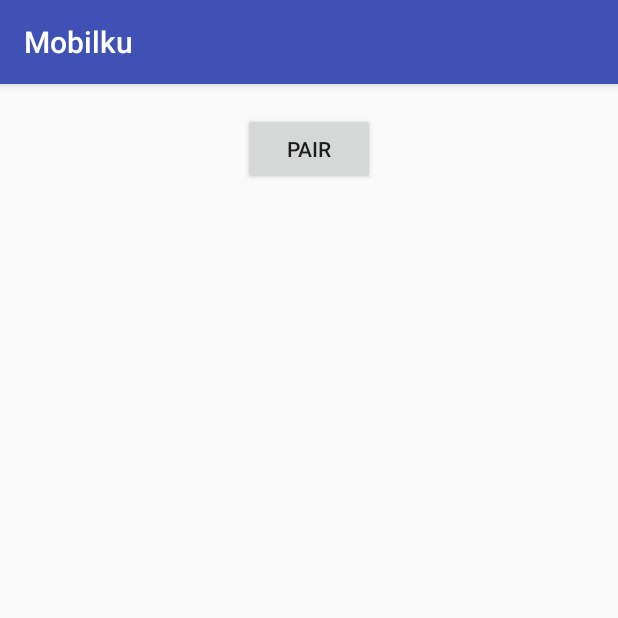
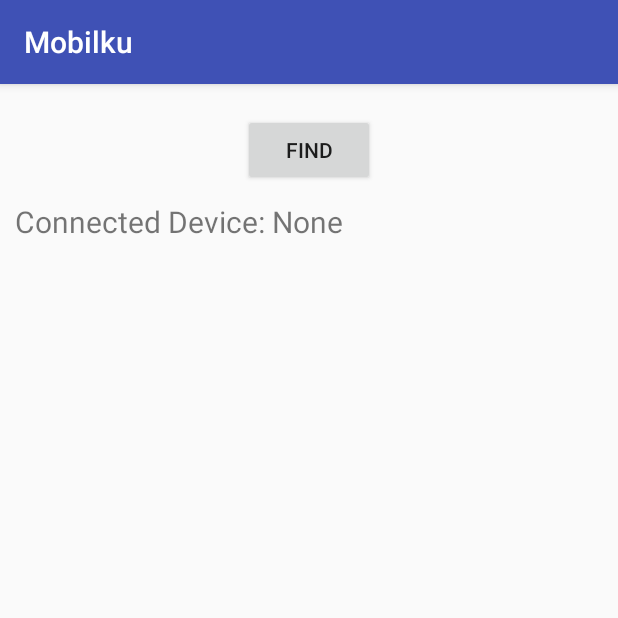
Before and after one commit to bellaarnindya/Mobile---Mobil-Sensor, an Android app: the screen it shows after launch (MainActivity), on a phone screen of 412 x 824 dp, the top half of it. Run offline under Robolectric (Android 15) with nearby library versions, the phone set to English and light mode, and no system bars.

Commit message:
edit act result, show connected bt

```diff
--- a/app/src/main/java/com/example/sabila/mobilantimaling/BluetoothConnectionService.java
+++ b/app/src/main/java/com/example/sabila/mobilantimaling/BluetoothConnectionService.java
@@ -67,15 +67,18 @@ public class BluetoothConnectionService extends Service {
                         );
                     }
                     else {
+                        isBtConnected = true;
                         new Handler(Looper.getMainLooper()).post(
                                 new Runnable() {
                                     public void run() {
                                         // yourContext is Activity or Application context
                                         Toast.makeText(getApplicationContext(), "Connected.", Toast.LENGTH_SHORT).show();
+                                        MainActivity.updateConnectedDeviceName();
+
                                     }
                                 }
                         );
-                        isBtConnected = true;
+
                         Intent intentReceiver = new Intent(BluetoothConnectionService.this, BluetoothReceiverService.class);
                         startService(intentReceiver);
                     }
--- a/app/src/main/java/com/example/sabila/mobilantimaling/BluetoothReceiverService.java
+++ b/app/src/main/java/com/example/sabila/mobilantimaling/BluetoothReceiverService.java
@@ -96,7 +96,7 @@ public class BluetoothReceiverService extends Service {
                                 }
                             }
                             Log.d("INPUT DATA", msg);
-                            if (msg.equals("ON")){
+                            if (msg.contains("N")){
                                 Log.d("ON", "MALING");
                                 Intent resultIntent = new Intent(BluetoothReceiverService.this, ResultActivity.class);
                                 resultIntent.setFlags(Intent.FLAG_ACTIVITY_NEW_TASK);
--- a/app/src/main/java/com/example/sabila/mobilantimaling/MainActivity.java
+++ b/app/src/main/java/com/example/sabila/mobilantimaling/MainActivity.java
@@ -13,6 +13,8 @@ import android.widget.ListView;
 import android.widget.TextView;
 import android.widget.Toast;
 
+import org.w3c.dom.Text;
+
 import java.util.ArrayList;
 import java.util.HashMap;
 import java.util.Set;
@@ -26,6 +28,8 @@ public class MainActivity extends AppCompatActivity {
     private BluetoothAdapter myBluetooth = null;
     private Set<BluetoothDevice> pairedDevices;
     private String EXTRA_ADDRESS = "THE ADDRESS";
+    public static TextView textBluetooth;
+    public static String connectedDeviceName;
 
     @Override
     protected void onCreate(Bundle savedInstanceState) {
@@ -34,6 +38,9 @@ public class MainActivity extends AppCompatActivity {
         setTitle("Mobilku");
         btnPaired = (Button)findViewById(R.id.buttonPaired);
         deviceList = (ListView)findViewById(R.id.deviceList);
+
+        textBluetooth = (TextView) findViewById(R.id.textBluetooth);
+        connectedDeviceName = "Tidak ada";
 
         myBluetooth = BluetoothAdapter.getDefaultAdapter();
         if (myBluetooth==null) {
@@ -76,8 +83,19 @@ public class MainActivity extends AppCompatActivity {
 
                 Intent intent = new Intent(MainActivity.this, BluetoothConnectionService.class);
                 intent.putExtra(EXTRA_ADDRESS, address);
+                connectedDeviceName = info.substring(0, info.length()-17);
                 startService(intent);
             }
         });
     }
+
+    public static void updateConnectedDeviceName(){
+       // textBluetooth = (TextView) findViewById(R.id.textBluetooth);
+
+        if(!BluetoothConnectionService.isBtConnected){
+            connectedDeviceName = "None";
+        }
+        textBluetooth.setText("Connected Device: " + connectedDeviceName);
+
+    }
 }
--- a/app/src/main/res/layout/activity_main.xml
+++ b/app/src/main/res/layout/activity_main.xml
@@ -6,18 +6,24 @@
     android:layout_height="match_parent"
     tools:context="com.example.sabila.mobilantimaling.MainActivity">
 
-    <TextView
-        android:id="@+id/text"
-        android:layout_width="match_parent"
-        android:layout_height="wrap_content" />
     <Button
         android:id="@+id/buttonPaired"
         android:layout_centerHorizontal="true"
         android:layout_width="wrap_content"
         android:layout_height="wrap_content"
-        android:text="Pair"
-        android:layout_below="@+id/text"
+        android:text="Find"
+        android:layout_marginTop="20dp"
         android:onClick="showPairedDevicies"/>
+
+    <TextView
+        android:id="@+id/textBluetooth"
+        android:layout_width="match_parent"
+        android:layout_height="wrap_content"
+        android:layout_below="@id/buttonPaired"
+        android:textSize="20sp"
+        android:text="Connected Device: None"
+        android:layout_marginLeft="10dp"
+        android:layout_marginTop="10dp"/>
 
     <ListView
         android:id="@+id/deviceList"
@@ -25,7 +31,8 @@
         android:layout_height="wrap_content"
         android:layout_centerHorizontal="true"
         android:layout_centerVertical="true"
-        android:layout_marginTop="10dp"
+        android:layout_marginTop="35dp"
+        android:layout_marginLeft="20dp"
         android:layout_below="@+id/buttonPaired"/>
 
 </RelativeLayout>
```
Also changed, not shown: app/src/main/res/layout/activity_result.xml (+18 -3 lines), app/src/main/res/mipmap-hdpi/intruder.png (added).
